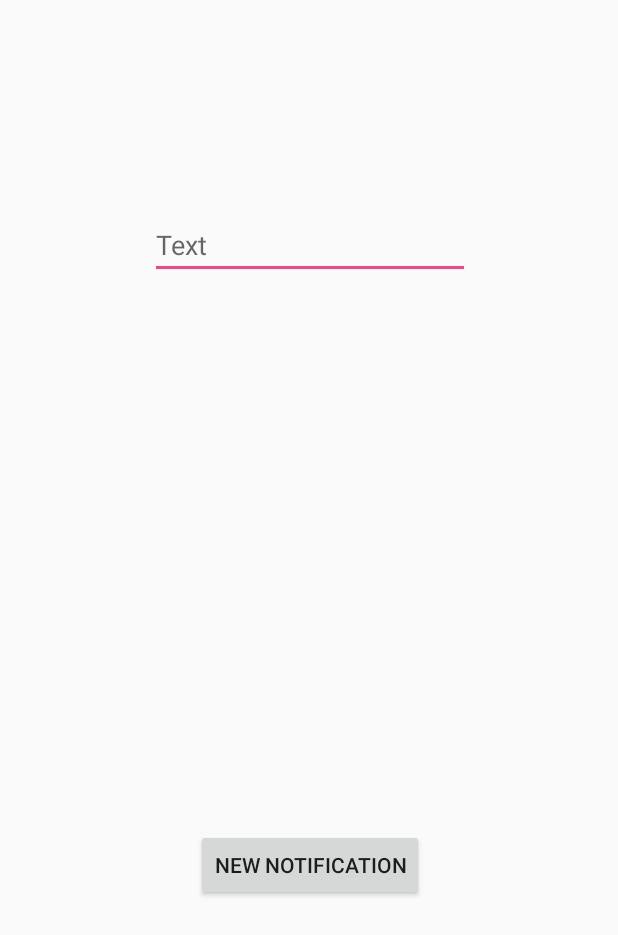
After one commit to robert-ciobotaru/Proiect_IP, an Android app: the layout activity_notification_send.xml on its own in the app's theme, with its tools: preview values and no code run, on a phone screen of 412 x 824 dp. The commit adds this screen. Shown: the top 935 px of the screen. Run offline under Robolectric (Android 15) with nearby library versions, the phone set to English and light mode, and no system bars.

Commit message:
fixed crash

```diff
--- a/frontend/Notifier/app/src/main/AndroidManifest.xml
+++ b/frontend/Notifier/app/src/main/AndroidManifest.xml
@@ -25,7 +25,11 @@
             android:name=".Login"
             android:label="@string/title_activity_login"
             android:theme="@style/AppTheme.NoActionBar" />
-        <activity android:name=".Categories"></activity>
+        <activity
+            android:name=".Categories"
+            android:theme="@style/AppTheme.NoActionBar"/>
+        <activity android:name=".NotificationSend" />
+        <activity android:name=".NotificationView" />
     </application>
 
 </manifest>
--- a/frontend/Notifier/app/src/main/java/interfata/ip/notifier/Login.java
+++ b/frontend/Notifier/app/src/main/java/interfata/ip/notifier/Login.java
@@ -21,7 +21,7 @@ public class Login extends AppCompatActivity {
         fab.setOnClickListener(new View.OnClickListener() {
             @Override
             public void onClick(View view) {
-                Intent categories = new Intent(getApplicationContext(),Categories.class);
+                Intent categories = new Intent(Login.this,Categories.class);
                 startActivity(categories);
             }
         });
--- a/frontend/Notifier/app/src/main/java/interfata/ip/notifier/NotificationSend.java
+++ b/frontend/Notifier/app/src/main/java/interfata/ip/notifier/NotificationSend.java
@@ -27,7 +27,7 @@ public class NotificationSend extends AppCompatActivity {
     @Override
     protected void onCreate(Bundle savedInstanceState) {
         super.onCreate(savedInstanceState);
-        setContentView(R.layout.notification_send);
+        setContentView(R.layout.activity_notification_send);
 
         editText = (EditText) this.findViewById(R.id.editText);
         button = (Button) this.findViewById(R.id.button);
--- a/frontend/Notifier/app/src/main/res/layout/activity_categories.xml
+++ b/frontend/Notifier/app/src/main/res/layout/activity_categories.xml
@@ -67,7 +67,7 @@
         app:layout_constraintVertical_bias="0.500" />
 
     <Button
-        android:id="@+id/button3"
+        android:id="@+id/button"
         android:layout_width="wrap_content"
         android:layout_height="wrap_content"
         android:text="Urmatorul"
--- /dev/null
+++ b/frontend/Notifier/app/src/main/res/layout/activity_notification_send.xml
@@ -0,0 +1,39 @@
+<?xml version="1.0" encoding="utf-8"?>
+<android.support.constraint.ConstraintLayout xmlns:android="http://schemas.android.com/apk/res/android"
+    xmlns:app="http://schemas.android.com/apk/res-auto"
+    xmlns:tools="http://schemas.android.com/tools"
+    android:layout_width="match_parent"
+    android:layout_height="match_parent"
+    tools:context="interfata.ip.notifier.NotificationSend">
+
+    <Button
+        android:layout_width="wrap_content"
+        android:layout_height="wrap_content"
+        android:text="New Notification"
+        android:id="@+id/button"
+        app:layout_constraintBottom_toBottomOf="parent"
+        app:layout_constraintLeft_toLeftOf="parent"
+        app:layout_constraintRight_toRightOf="parent"
+        app:layout_constraintTop_toTopOf="parent"
+        app:layout_constraintHorizontal_bias="0.502"
+        app:layout_constraintVertical_bias="0.712"
+        android:layout_centerVertical="true"
+        android:layout_centerHorizontal="true" />
+
+    <EditText
+        android:id="@+id/editText"
+        android:layout_width="wrap_content"
+        android:layout_height="wrap_content"
+        android:layout_alignParentTop="true"
+        android:layout_centerHorizontal="true"
+        android:ems="10"
+        android:inputType="textPersonName"
+        android:hint="Text"
+        app:layout_constraintBottom_toBottomOf="parent"
+        app:layout_constraintLeft_toLeftOf="parent"
+        app:layout_constraintRight_toRightOf="parent"
+        app:layout_constraintTop_toTopOf="parent"
+        app:layout_constraintHorizontal_bias="0.502"
+        app:layout_constraintVertical_bias="0.181" />
+
+</android.support.constraint.ConstraintLayout>
```
Also changed, not shown: frontend/Notifier/app/src/main/java/interfata/ip/notifier/Categories.java (+14 -0 lines), frontend/Notifier/app/src/main/res/layout/notification_send.xml (deleted, +0 -29 lines), 2 other files.
